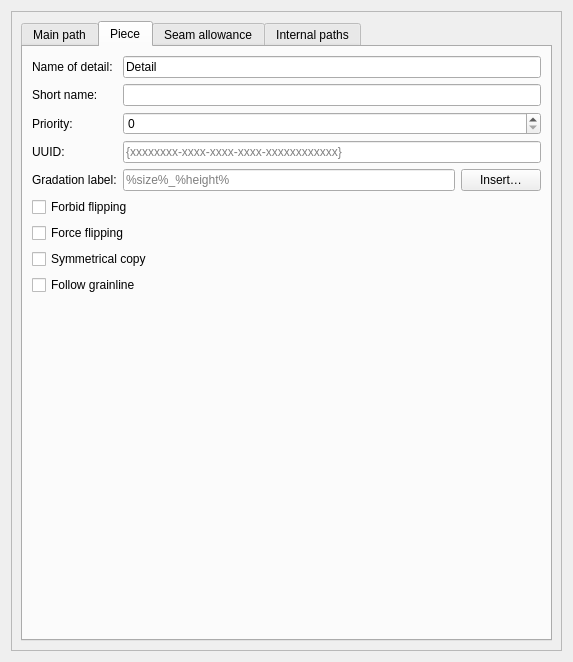
This is src/libs/vtools/dialogs/tools/piece/tabs/tabpaths.ui in equinox-patterns/Ostara as Qt 5 draws it before an edit. The edited form follows.
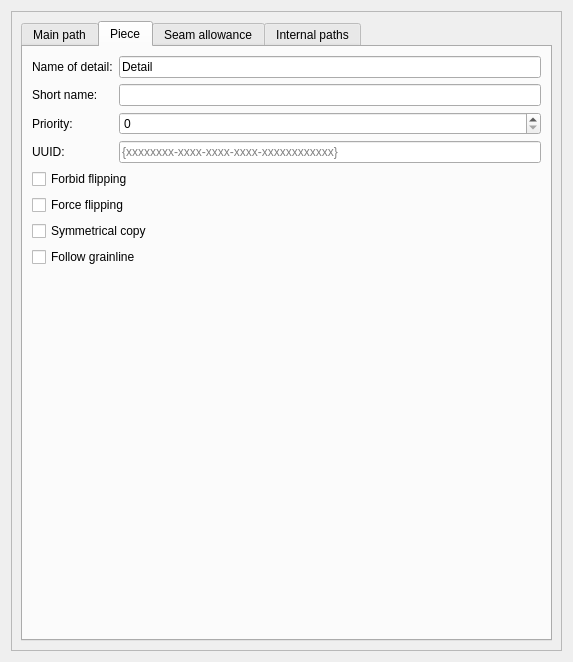
This is the edited form. The open tabs and pages were chosen to show the change. Icons and pictures are not drawn. Custom widgets are drawn as their Qt base class.

Commit message: Suppression du texte pièce (onglet « Labels »)

Patch:
```diff
--- a/src/libs/vtools/dialogs/tools/piece/tabs/tabpaths.ui
+++ b/src/libs/vtools/dialogs/tools/piece/tabs/tabpaths.ui
@@ -434,13 +434,6 @@
                </property>
               </widget>
              </item>
-             <item row="4" column="0">
-              <widget class="QLabel" name="label_5">
-               <property name="text">
-                <string>Gradation label:</string>
-               </property>
-              </widget>
-             </item>
              <item row="3" column="0">
               <widget class="QLabel" name="labelEditUUID">
                <property name="text">
@@ -455,27 +448,6 @@
                </property>
               </widget>
              </item>
-             <item row="4" column="1">
-              <layout class="QHBoxLayout" name="horizontalLayout">
-               <item>
-                <widget class="QLineEdit" name="lineEditGradationLabel">
-                 <property name="placeholderText">
-                  <string notr="true">%size%_%height%</string>
-                 </property>
-                 <property name="clearButtonEnabled">
-                  <bool>true</bool>
-                 </property>
-                </widget>
-               </item>
-               <item>
-                <widget class="QPushButton" name="pushButtonGradationPlaceholder">
-                 <property name="text">
-                  <string>Insert…</string>
-                 </property>
-                </widget>
-               </item>
-              </layout>
-             </item>
              <item row="1" column="0">
               <widget class="QLabel" name="label_7">
                <property name="text">
```
The commit also changes 77 other files.
